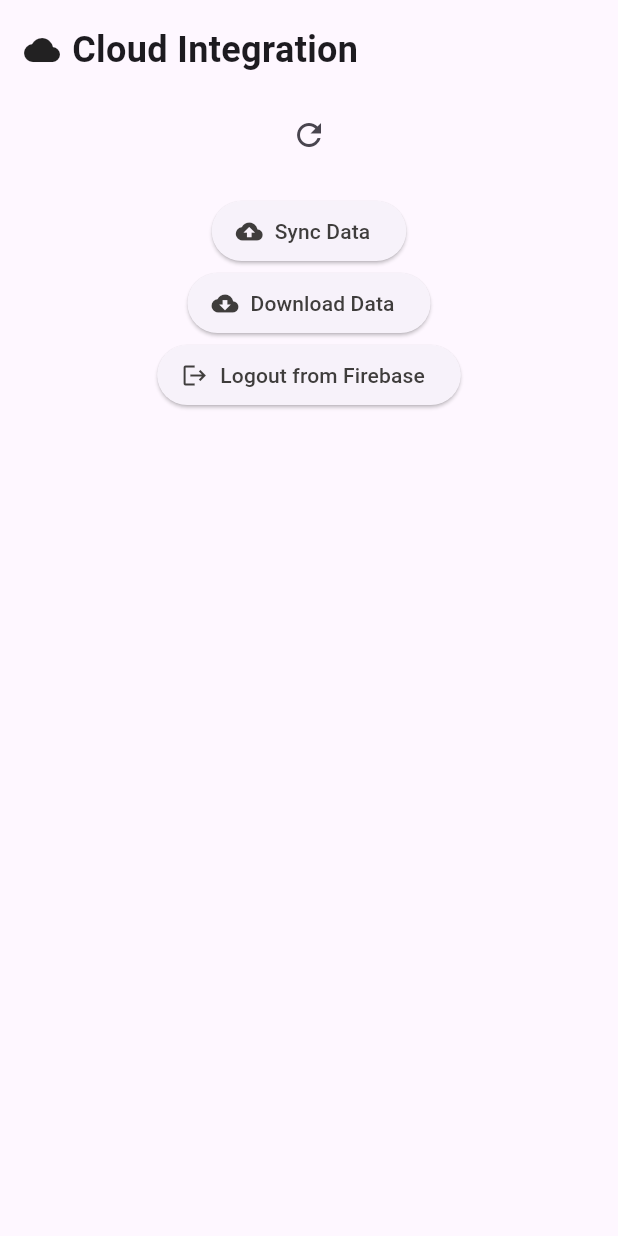
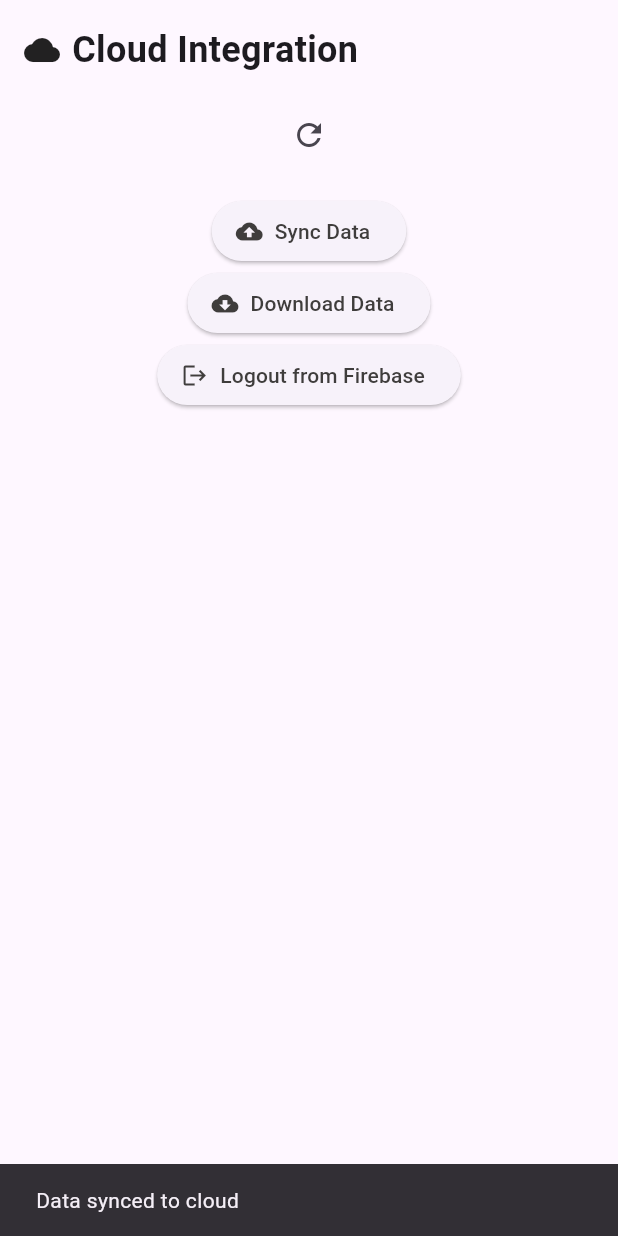
Before and after one commit to HarleyGotardo/SquareMind, a Flutter app: the CloudPage screen opened directly, after a tap on "Sync Data", on a phone screen of 412 x 824 dp. Run offline on Flutter 3.47's test engine with Material 3 defaults, Android fonts, the phone set to English and light mode, and no system bars; our stand-ins replace firebase_auth, firebase_core, firebase_database, shared_preferences, sqflite; accounts and stored records are empty.

Commit message:
Added the sync service for the cloud integration.
However, there are still problems. The data still can't be uploaded to the firebase. But in the app, it will show "Data synced to cloud". Still needs fixing.

```diff
--- a/lib/screens/cloud_integration.dart
+++ b/lib/screens/cloud_integration.dart
@@ -1,7 +1,11 @@
 import 'package:flutter/material.dart';
-import 'package:android_mims_development/screens/firebase_login.dart';
 import 'package:firebase_auth/firebase_auth.dart';
 import 'package:shared_preferences/shared_preferences.dart';
+import 'package:android_mims_development/screens/firebase_login.dart';
+import 'package:android_mims_development/services/sync_service.dart';
+import 'package:android_mims_development/services/item_database_helper.dart';
+import 'package:android_mims_development/services/sales_database_helper.dart';
+import 'package:android_mims_development/services/database_helper.dart';
 
 class CloudPage extends StatefulWidget {
   const CloudPage({super.key});
@@ -12,29 +16,44 @@ class CloudPage extends StatefulWidget {
 
 class _CloudPageState extends State<CloudPage> {
   bool _isLoggedIn = false;
+  SyncService? _syncService;
+  String? userEmail;
+  String? userEmail2;
 
   @override
   void initState() {
     super.initState();
-    _checkLoginStatus();
+    _initializeServices();
+    _getUserEmailOrNumber().then((value) => userEmail2 = value);
   }
 
-  void _refreshPage() {
+  void _initializeServices() async {
+    await _checkLoginStatus();
+    if (_isLoggedIn) {
+      var firebaseUser = FirebaseAuth.instance.currentUser;
+      if (firebaseUser != null && firebaseUser.email != null) {
+        userEmail = firebaseUser.email;
+        final itemDbHelper = ItemDatabaseHelper(userEmailOrNumber: userEmail2 ?? 'defaultEmail');
+        final saleDbHelper = SaleDatabaseHelper(userEmailOrNumber: userEmail2 ?? 'defaultEmail', itemDbHelper: itemDbHelper);
+_syncService = SyncService(
+  user: firebaseUser,
+  itemDbHelper: itemDbHelper,
+  saleDbHelper: saleDbHelper,
+);
+      }
+    }
     setState(() {});
   }
 
-  _checkLoginStatus() async {
+  Future<void> _checkLoginStatus() async {
     SharedPreferences prefs = await SharedPreferences.getInstance();
     bool isLoggedIn = prefs.getBool('isLoggedIn') ?? false;
 
-    // Check if the user is logged in to Firebase
     var firebaseUser = FirebaseAuth.instance.currentUser;
     if (firebaseUser != null) {
-      // The user is logged in to Firebase
       await prefs.setBool('isLoggedIn', true);
       isLoggedIn = true;
     } else {
-      // The user is not logged in to Firebase
       await prefs.setBool('isLoggedIn', false);
       isLoggedIn = false;
     }
@@ -44,7 +63,17 @@ class _CloudPageState extends State<CloudPage> {
     });
   }
 
-  _logout() async {
+  Future<String?> _getUserEmailOrNumber() async {
+    SharedPreferences prefs = await SharedPreferences.getInstance();
+    String? username = prefs.getString('username');
+    if (username != null) {
+      return await DatabaseHelper.instance.getUserEmail(username) as String?;
+    } else {
+      throw Exception('No username found in SharedPreferences');
+    }
+  }
+
+  Future<void> _logout() async {
     final result = await showDialog(
       context: context,
       builder: (context) => AlertDialog(
@@ -69,13 +98,40 @@ class _CloudPageState extends State<CloudPage> {
 
     if (result) {
       await FirebaseAuth.instance.signOut();
-
       SharedPreferences prefs = await SharedPreferences.getInstance();
       await prefs.setBool('isLoggedIn', false);
 
       setState(() {
         _isLoggedIn = false;
       });
+    }
+  }
+
+  Future<void> _syncData() async {
+    try {
+      if (_syncService != null) {
+        await _syncService!.syncToFirebase();
+        ScaffoldMessenger.of(context).showSnackBar(SnackBar(content: Text('Data synced to cloud')));
+      } else {
+        ScaffoldMessenger.of(context).showSnackBar(SnackBar(content: Text('SyncService is not initialized')));
+      }
+    } catch (e) {
+      print('Error during syncData: $e');
+      ScaffoldMessenger.of(context).showSnackBar(SnackBar(content: Text('Failed to sync data: $e')));
+    }
+  }
+
+  Future<void> _downloadData() async {
+    try {
+      if (_syncService != null) {
+        await _syncService!.downloadFromFirebase();
+        ScaffoldMessenger.of(context).showSnackBar(SnackBar(content: Text('Data downloaded from cloud')));
+      } else {
+        ScaffoldMessenger.of(context).showSnackBar(SnackBar(content: Text('SyncService is not initialized')));
+      }
+    } catch (e) {
+      print('Error during downloadData: $e');
+      ScaffoldMessenger.of(context).showSnackBar(SnackBar(content: Text('Failed to download data: $e')));
     }
   }
 
@@ -101,9 +157,7 @@ Widget build(BuildContext context) {
             ),
             IconButton(
               icon: Icon(Icons.refresh),
-                  onPressed: () {
-                    _refreshPage();
-                  },
+              onPressed: _initializeServices,
             ),
             Padding(
               padding: const EdgeInsets.all(16.0),
@@ -112,7 +166,7 @@ Widget build(BuildContext context) {
                 children: [
                   if (_isLoggedIn)
                     ElevatedButton.icon(
-                    onPressed: () {},
+                      onPressed: _syncData,
                       icon: const Icon(Icons.cloud_upload),
                       label: const Text('Sync Data'),
                       style: ButtonStyle(
@@ -122,7 +176,7 @@ Widget build(BuildContext context) {
                     ),
                   if (_isLoggedIn)
                     ElevatedButton.icon(
-                    onPressed: () {},
+                      onPressed: _downloadData,
                       icon: const Icon(Icons.cloud_download),
                       label: const Text('Download Data'),
                       style: ButtonStyle(
@@ -149,9 +203,8 @@ Widget build(BuildContext context) {
                           onPressed: () {
                             Navigator.push(
                               context,
-                            MaterialPageRoute(
-                                builder: (context) => FirebaseLoginPage()),
-                          );
+                              MaterialPageRoute(builder: (context) => FirebaseLoginPage()),
+                            ).then((_) => _checkLoginStatus());
                           },
                           icon: const Icon(Icons.login),
                           label: const Text('Login to Firebase'),
@@ -167,4 +220,5 @@ Widget build(BuildContext context) {
         ),
       ),
     );
-}}
+  }
+}
--- a/lib/screens/dashboard.dart
+++ b/lib/screens/dashboard.dart
@@ -21,7 +21,7 @@ class _DashboardPageState extends State<DashboardPage> {
   void initState() {
     super.initState();
     totalSalesFuture = saleDb.calculateTotalSales();
-    itemNamesFuture = itemDb.getAllItemNames();
+    itemNamesFuture = itemDb.getAllItemNames2();
   }
 
   @override
--- a/lib/services/item_database_helper.dart
+++ b/lib/services/item_database_helper.dart
@@ -105,7 +105,27 @@ class ItemDatabaseHelper {
     return totalQuantity;
   }
 
-  Future<List<String>> getAllItemNames() async {
+  Future<Map<String, Map<String, dynamic>>> getAllItemNames() async {
+  final db = await database;
+  final result = await db.query('Item');
+
+  Map<String, Map<String, dynamic>> items = {};
+
+  for (var item in result) {
+    String itemName = item['itemName'].toString();
+    int quantity = item['quantity'] as int;
+    double price = item['price'] as double;
+
+    items[itemName] = {
+      'quantity': quantity,
+      'price': price,
+    };
+  }
+
+  return items;
+}
+
+  Future<List<String>> getAllItemNames2() async {
     final db = await database;
     final result = await db.query('Item');
 
--- a/lib/services/sales_database_helper.dart
+++ b/lib/services/sales_database_helper.dart
@@ -1,7 +1,6 @@
 import 'package:path/path.dart';
 import 'package:sqflite/sqflite.dart';
 import 'item_database_helper.dart';
-import 'package:intl/intl.dart';
 
 class SaleDatabaseHelper {
   final String userEmailOrNumber;
@@ -109,4 +108,30 @@ Future<Map<String, double>> getTotalSalesByMonth() async {
 
   return totalSalesByMonth;
 }
+Future<Map<String, List<Map<String, dynamic>>>> getAllSaleItems() async {
+  final db = await database;
+  final result = await db.query('SaleItem');
+
+  Map<String, List<Map<String, dynamic>>> items = {};
+
+  for (var item in result) {
+    String itemName = item['itemName'].toString();
+    int quantity = int.tryParse(item['quantity'] as String) ?? 0;
+    String date = item['date'].toString();
+    double totalPrice = (item['totalPrice'] as int).toDouble();
+
+    if (!items.containsKey(itemName)) {
+      items[itemName] = [];
+    }
+
+    items[itemName]?.add({
+      'quantity': quantity,
+      'date': date,
+      'totalPrice': totalPrice,
+    });
+  }
+
+  return items;
 }
+
+}
--- /dev/null
+++ b/lib/services/sync_service.dart
@@ -0,0 +1,76 @@
+import 'package:firebase_database/firebase_database.dart';
+import 'package:android_mims_development/services/item_database_helper.dart';
+import 'package:android_mims_development/services/sales_database_helper.dart';
+import 'package:firebase_auth/firebase_auth.dart';
+
+class SyncService {
+  final FirebaseDatabase _firebaseDatabase = FirebaseDatabase.instance;
+  final String userEmail;
+  final ItemDatabaseHelper itemDbHelper;
+  final SaleDatabaseHelper saleDbHelper;
+
+  SyncService({
+    required User user,
+    required this.itemDbHelper,
+    required this.saleDbHelper,
+  }) : userEmail = user.email ?? '';
+
+  DatabaseReference get _userRef => _firebaseDatabase.ref().child(userEmail);
+
+  Future<void> syncToFirebase() async {
+    try {
+      // Get items and sales data
+      Map<String, List<Map<String, dynamic>>> items = (await itemDbHelper.getAllItemNames()).cast<String, List<Map<String, dynamic>>>();
+      Map<String, List<Map<String, dynamic>>> sales = await saleDbHelper.getAllSaleItems();
+
+      // Push data to Firebase under user's node
+      final userRef = _firebaseDatabase.ref().child(userEmail);
+
+      // Convert List<Map<String, dynamic>> to Map<String, List<Map<String, dynamic>>>
+      Map<String, List<Map<String, dynamic>>> itemsMap = {};
+      for (var entry in items.entries) {
+        itemsMap[entry.key] = entry.value;
+      }
+
+      Map<String, List<Map<String, dynamic>>> salesMap = {};
+      for (var entry in sales.entries) {
+        salesMap[entry.key] = entry.value;
+      }
+
+      await userRef.child('items').set(itemsMap);
+      await userRef.child('sales').set(salesMap);
+
+      print('Data synced successfully');
+    } catch (e) {
+      print('Error during syncToFirebase: $e');
+    }
+  }
+
+  Future<void> downloadFromFirebase() async {
+    try {
+      // Download Items
+      DataSnapshot itemSnapshot = (await _userRef.child('items').once()).snapshot;
+      if (itemSnapshot.value is Map) {
+        List<Map<String, dynamic>> items = (itemSnapshot.value as Map).values.cast<Map<String, dynamic>>().toList();
+        print('Downloading ${items.length} items from Firebase');
+        for (var item in items) {
+          await itemDbHelper.addItem(item);
+        }
+      }
+
+      // Download Sales
+      DataSnapshot salesSnapshot = (await _userRef.child('sales').once()).snapshot;
+      if (salesSnapshot.value is Map) {
+        List<Map<String, dynamic>> sales = (salesSnapshot.value as Map).values.cast<Map<String, dynamic>>().toList();
+        print('Downloading ${sales.length} sales from Firebase');
+        for (var sale in sales) {
+          await saleDbHelper.addSaleItem(sale);
+        }
+      }
+
+      print('Data downloaded successfully');
+    } catch (e) {
+      print('Error during downloadFromFirebase: $e');
+    }
+  }
+}
```
Also changed, not shown: lib/screens/registration_screen.dart (+5 -5 lines). Lines whose indentation alone changed are shown as unchanged.
